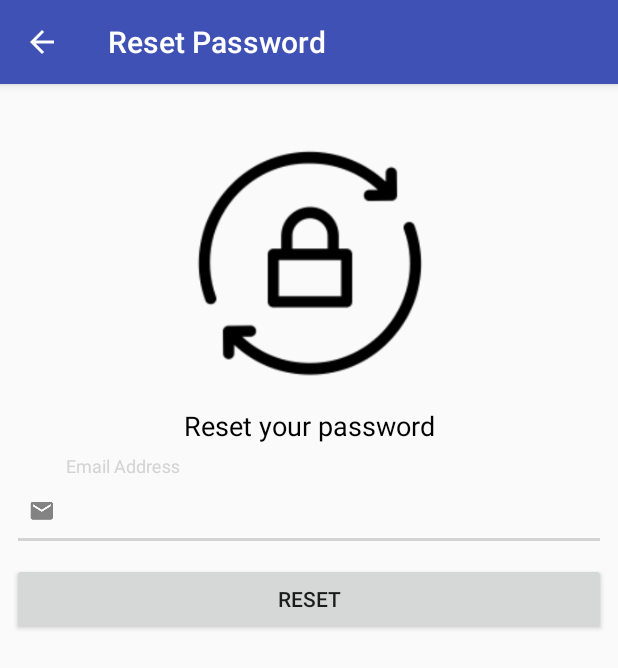
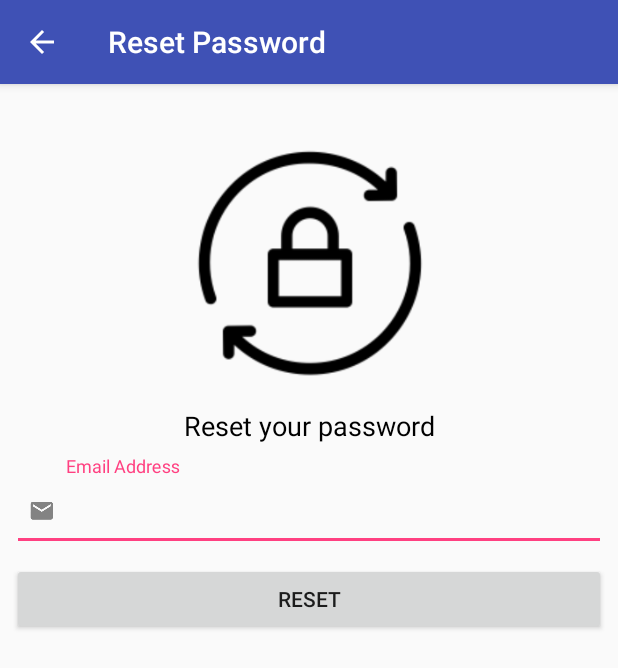
Before and after one commit to bbaoNg97/SecondHandCar, an Android app: the ResetPwActivity screen opened directly, with no data from a screen before it, on a phone screen of 412 x 824 dp. Shown: the top 668 px of the screen. Run offline under Robolectric (Android 15) with nearby library versions, the phone set to English and light mode, and no system bars; our stand-ins replace Volley; network calls fail.

```diff
--- a/app/src/main/res/values/colors.xml
+++ b/app/src/main/res/values/colors.xml
@@ -2,7 +2,7 @@
 <resources>
     <color name="colorPrimary">#3f51b5</color>
     <color name="colorPrimaryDark">#303F9F</color>
-    <color name="colorAccent">#D3D3D3</color>
+    <color name="colorAccent">#FF4081</color>
 
 
     <color name="colorWhite">#ffffff</color>
```
